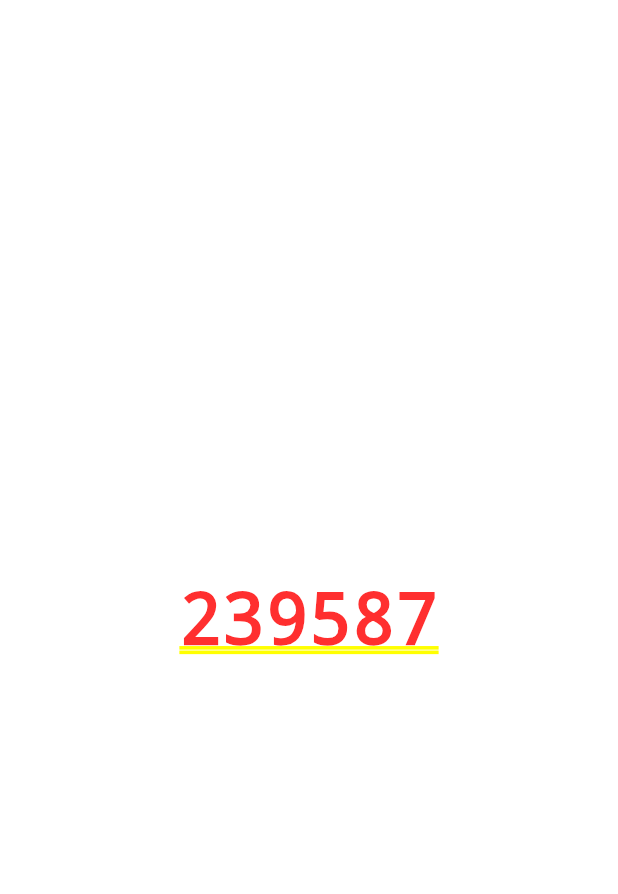
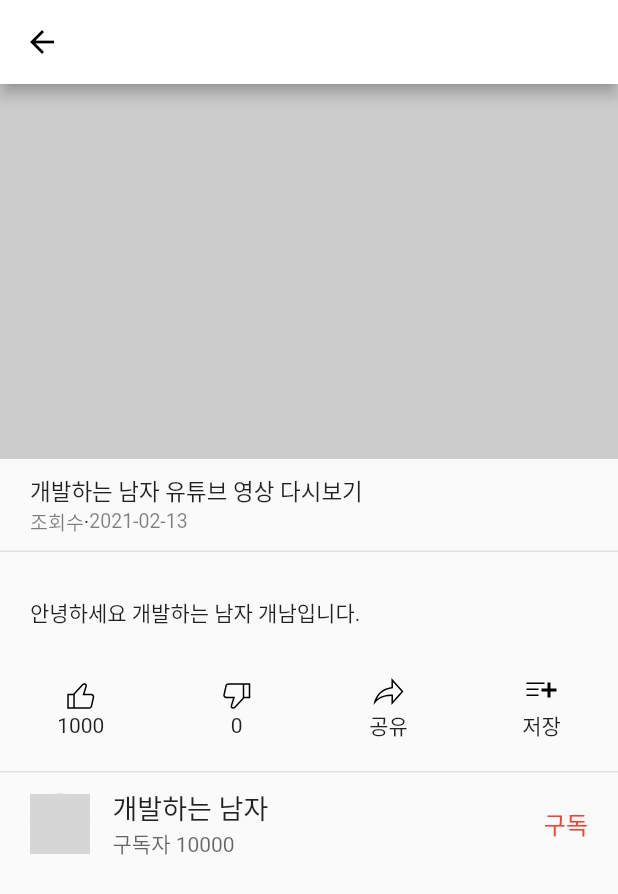
Before and after one commit to Heungjun/cloneCoding_youTube_inFlutter, a Flutter app: the screen it shows after launch, after a tap on "개남 유튜브 다시 보기", on a phone screen of 412 x 824 dp. Shown: the top 894 px of the screen. Run offline on Flutter 3.47's test engine with Material 2 defaults, Android fonts, the phone set to English and light mode, and no system bars; our stand-ins replace flutter_svg, get; network calls fail; grey boxes are pictures that could not be loaded.

Commit message:
detail ui

```diff
--- a/lib/src/components/youtube_detail.dart
+++ b/lib/src/components/youtube_detail.dart
@@ -1,14 +1,145 @@
 import 'package:flutter/material.dart';
+import 'package:flutter_svg/flutter_svg.dart';
 import 'package:get/get.dart';
 
 class YoutubeDetail extends StatelessWidget {
   const YoutubeDetail({Key? key}) : super(key: key);
 
+  Widget _titleZone() {
+    return Container(
+      padding: const EdgeInsets.symmetric(vertical: 10, horizontal: 20),
+      child: Column(
+        crossAxisAlignment: CrossAxisAlignment.stretch,
+        children: [
+          Text(
+            '개발하는 남자 유튜브 영상 다시보기',
+            style: TextStyle(fontSize: 15),
+          ),
+          Row(
+            children: [
+              Text(
+                '조회수',
+                style: TextStyle(
+                  fontSize: 13,
+                  color: Colors.black.withOpacity(0.5),
+                ),
+              ),
+              Text('·'),
+              Text(
+                '2021-02-13',
+                style: TextStyle(
+                  fontSize: 13,
+                  color: Colors.black.withOpacity(0.5),
+                ),
+              ),
+            ],
+          )
+        ],
+      ),
+    );
+  }
+
+  Widget _descriptionZone() {
+    return Padding(
+      padding: const EdgeInsets.symmetric(horizontal: 20.0, vertical: 30),
+      child: Text(
+        '안녕하세요 개발하는 남자 개남입니다.',
+        style: TextStyle(fontSize: 14),
+      ),
+    );
+  }
+
+  Widget _buttonOne(String iconPath, String text) {
+    return Column(
+      children: [
+        SvgPicture.asset('assets/svg/icons/$iconPath.svg'),
+        Text(text),
+      ],
+    );
+  }
+
+  Widget _buttonZone() {
+    return Row(
+      mainAxisAlignment: MainAxisAlignment.spaceAround,
+      children: [
+        _buttonOne('like', '1000'),
+        _buttonOne('dislike', '0'),
+        _buttonOne('share', '공유'),
+        _buttonOne('save', '저장'),
+      ],
+    );
+  }
+
+  Widget get line => Container(
+        height: 1,
+        color: Colors.black.withOpacity(0.1),
+      );
+
+  Widget _ownerZone() {
+    return Container(
+      padding: const EdgeInsets.symmetric(vertical: 10, horizontal: 20),
+      child: Row(
+        children: [
+          CircleAvatar(
+            backgroundColor: Colors.grey.withOpacity(0.5),
+            backgroundImage: Image.network(
+                    'https://yt3.ggpht.com/ytc/AAUvwniU0ZOGv47lDdGSQ8H004fQgwOAJRlobuCvXwNl=s48-c-k-c0x00ffffff-no-rj')
+                .image,
+          ),
+          SizedBox(width: 15),
+          Expanded(
+            child: Column(
+              crossAxisAlignment: CrossAxisAlignment.stretch,
+              children: [
+                Text('개발하는 남자', style: TextStyle(fontSize: 18)),
+                Text('구독자 10000',
+                    style: TextStyle(
+                        fontSize: 14, color: Colors.black.withOpacity(0.6))),
+              ],
+            ),
+          ),
+          GestureDetector(
+            child: Text(
+              '구독',
+              style: TextStyle(color: Colors.red, fontSize: 16),
+            ),
+          ),
+        ],
+      ),
+    );
+  }
+
+  Widget _description() {
+    return SingleChildScrollView(
+      child: Column(
+        crossAxisAlignment: CrossAxisAlignment.stretch,
+        children: [
+          _titleZone(),
+          line,
+          _descriptionZone(),
+          _buttonZone(),
+          SizedBox(height: 20),
+          line,
+          _ownerZone(),
+        ],
+      ),
+    );
+  }
+
   @override
   Widget build(BuildContext context) {
     return Container(
-      child: Center(
-        child: Text(Get.parameters['videoId']!),
+      child: Scaffold(
+        appBar: AppBar(),
+        body: Column(
+          children: [
+            Container(
+              height: 250,
+              color: Colors.grey.withOpacity(0.5),
+            ),
+            Expanded(child: _description())
+          ],
+        ),
       ),
     );
   }
```
